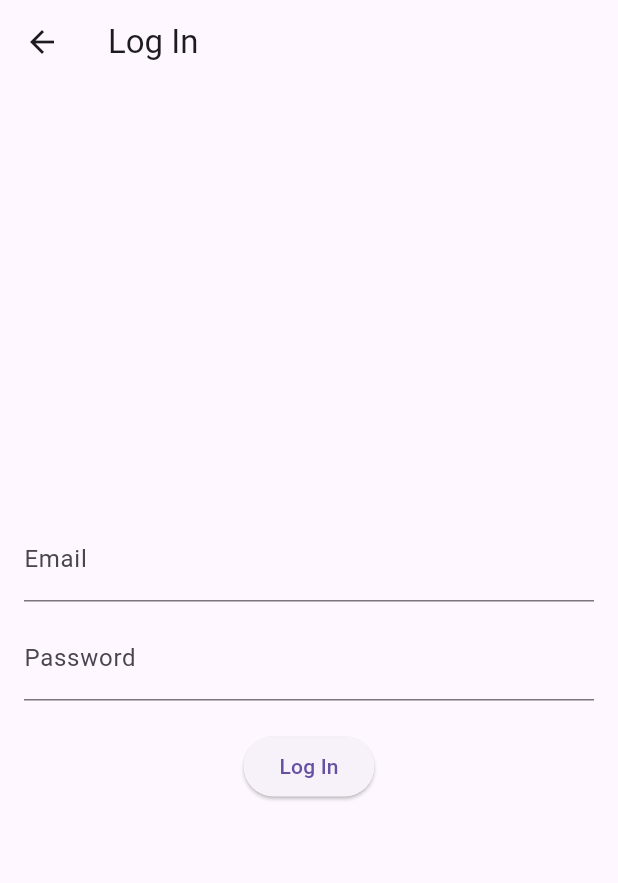
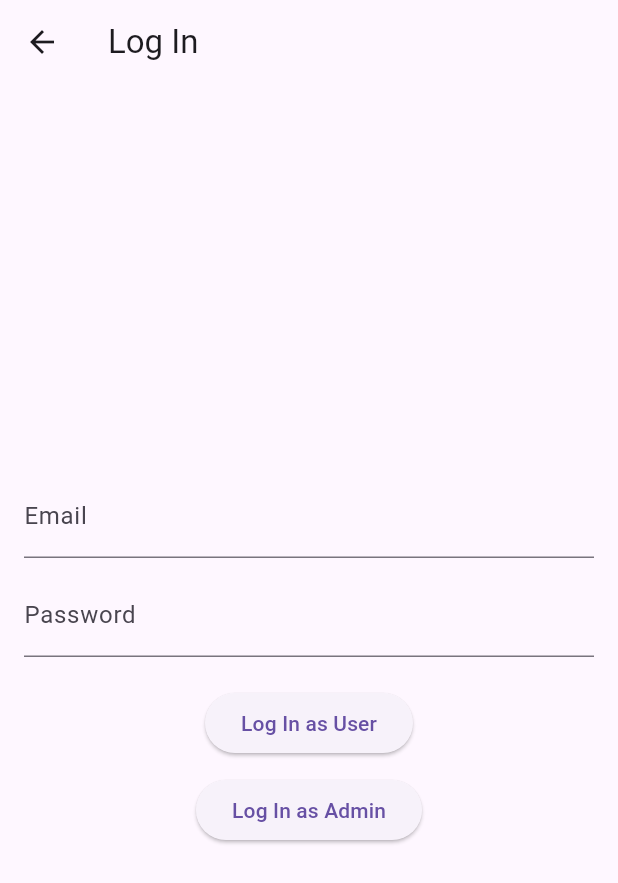
Before and after one commit to Emjay44/OperatingSystem, a Flutter app: the screen it shows after launch, after a tap on "Log In", on a phone screen of 412 x 824 dp. Shown: the top 883 px of the screen. Run offline on Flutter 3.47's test engine with Material 3 defaults, Android fonts, the phone set to English and light mode, and no system bars.

Commit message:
Describe the changes

```diff
--- a/lib/Screens/login_screen.dart
+++ b/lib/Screens/login_screen.dart
@@ -1,6 +1,6 @@
-
 import 'package:flutter/material.dart';
-import 'Dashboard.dart';
+import 'dashboard.dart';
+import 'admin_dashboard.dart';
 
 class LoginPage extends StatelessWidget {
   @override
@@ -29,7 +29,18 @@ class LoginPage extends StatelessWidget {
                   MaterialPageRoute(builder: (context) => HomeScreen()),
                 );
               },
-              child: Text('Log In'),
+              child: Text('Log In as User'),
+            ),
+            SizedBox(height: 10),
+            ElevatedButton(
+              onPressed: () {
+
+                Navigator.push(
+                  context,
+                  MaterialPageRoute(builder: (context) => AdminDashboardPage()),
+                );
+              },
+              child: Text('Log In as Admin'),
             ),
           ],
         ),
```
